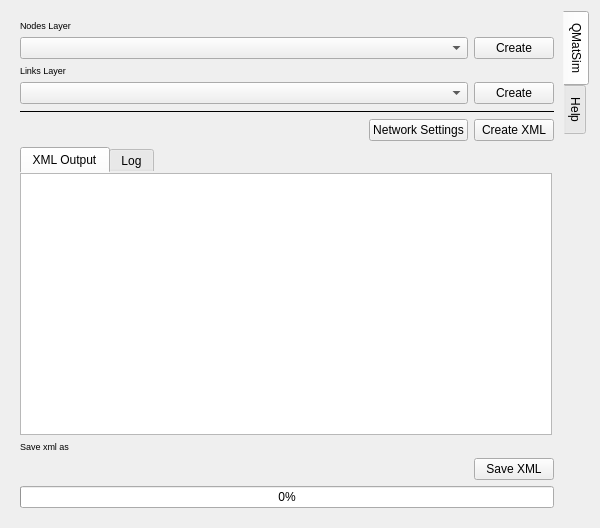
DmitryDobr/QMATSim, file q_mat_sim_dialog_base_network.ui: the form before one commit.
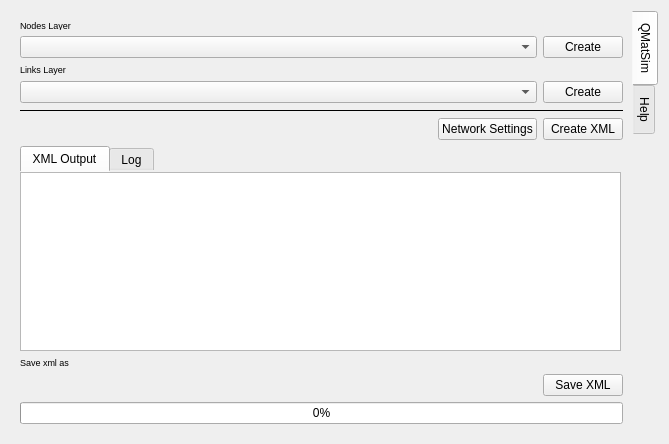
The form after the commit. Custom widgets are drawn as their Qt base class.

What changed in the file:
```diff
--- a/q_mat_sim_dialog_base_network.ui
+++ b/q_mat_sim_dialog_base_network.ui
@@ -6,8 +6,8 @@
    <rect>
     <x>0</x>
     <y>0</y>
-    <width>600</width>
-    <height>528</height>
+    <width>669</width>
+    <height>444</height>
    </rect>
   </property>
   <property name="windowTitle">
```
